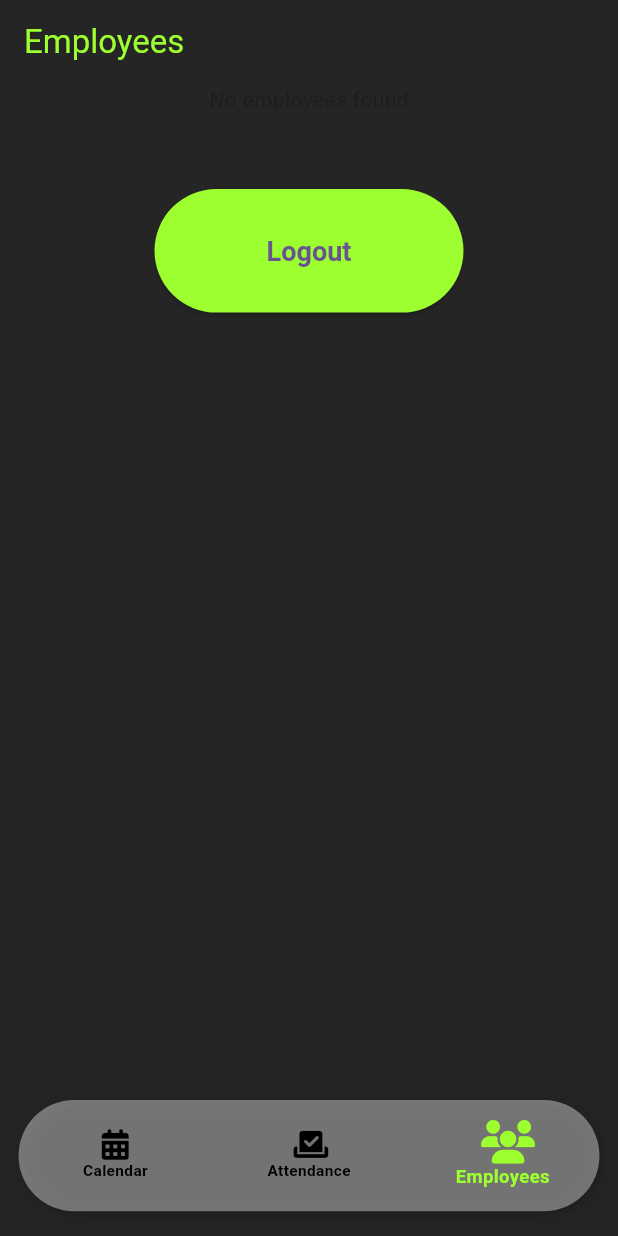
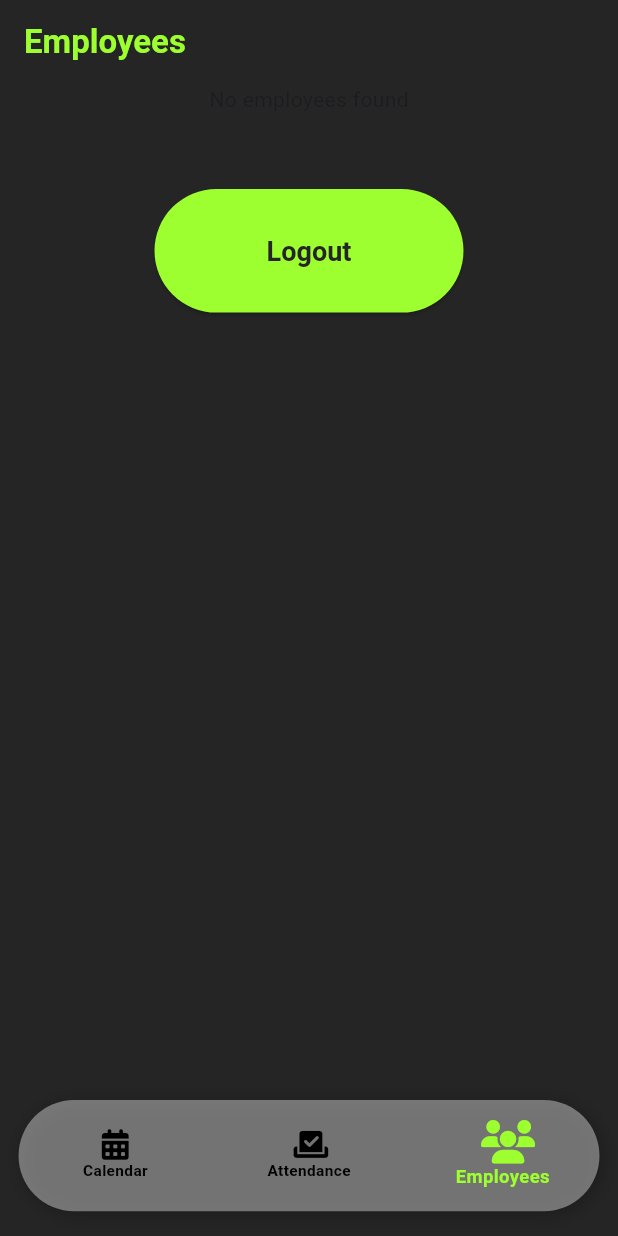
Before and after one commit to nivij/CheckIn-Checkout, a Flutter app: the screen it shows once a user with an empty profile is signed in, item 3 of the bottom bar chosen, on a phone screen of 412 x 824 dp. Run offline on Flutter 3.47's test engine with Material 3 defaults, Android fonts, the phone set to English and light mode, and no system bars; our stand-ins replace cloud_firestore, firebase_auth, firebase_core, flutter_hooks, font_awesome_flutter, geocoding and 5 more; missing offline and left inert: month_year_picker; accounts and stored records are empty; network calls fail; statements that could not run were skipped.

Commit message:
profile screen

```diff
--- a/lib/pages/profile.dart
+++ b/lib/pages/profile.dart
@@ -30,7 +30,7 @@ class Profile extends HookWidget {
         backgroundColor: Color(0XFF252525),
         title: const Text(
           "Employees",
-          style: TextStyle(color: Color(0XFF9DFF30)),
+          style: TextStyle(color: Color(0XFF9DFF30),fontWeight: FontWeight.bold),
         ),
       ),
       body: SingleChildScrollView(
@@ -59,8 +59,8 @@ class Profile extends HookWidget {
                         backgroundColor:Colors.white38,
                         // backgroundImage: NetworkImage(data['photoURL'] ?? ''),
                       ),
-                      title: Text(data['name'] ?? '', style: TextStyle(color: Colors.white)),
-                      subtitle: Text('Employee ID: ${document.id ?? ''}', style: TextStyle(color: Color(0XFF9DFF30))),
+                      title: Text(data['name'] ?? '', style: TextStyle(color: Colors.white,fontWeight: FontWeight.bold)),
+                      subtitle: Text('Employee ID: ${document.id ?? ''}', style: TextStyle(color: Color(0XFF9DFF30,),fontWeight: FontWeight.bold)),
                     );
                   }).toList(),
                 );
@@ -93,7 +93,7 @@ class Profile extends HookWidget {
                   // Navigate to LoginPage using GetX
                   Get.offAll(LoginPage());
                 },
-                child: Text('Logout'),
+                child: Text('Logout',style: TextStyle(fontWeight: FontWeight.bold,color: Color(0XFF252525)),),
               ),
             ),
           ],
```
